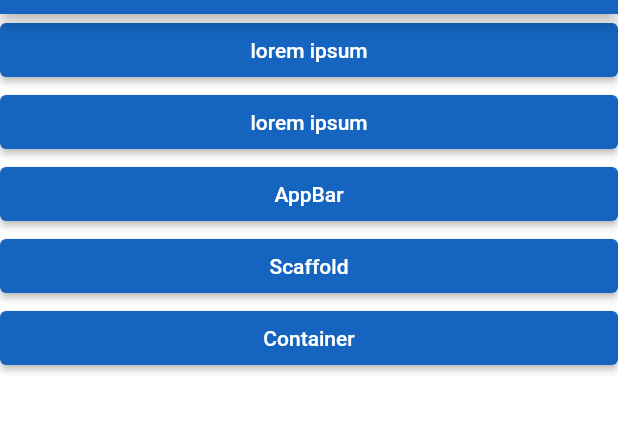
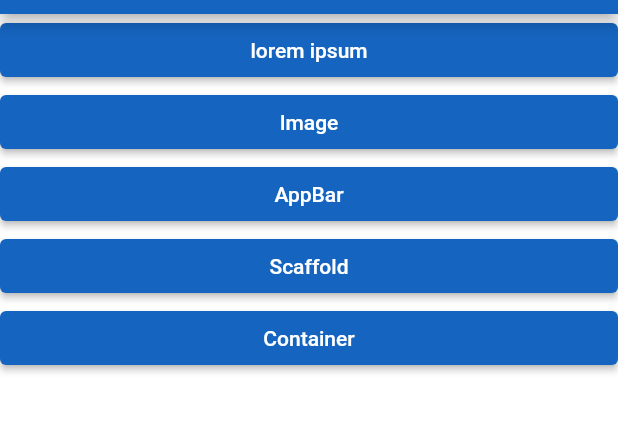
Before and after one commit to dscpesu/FlutterFolio, a Flutter app: the screen it shows after launch, on a phone screen of 412 x 824 dp, the part 70-501 px from its top. Run offline on Flutter 3.47's test engine with Material 2 defaults, Android fonts, the phone set to English and light mode, and no system bars; our stand-ins replace flutter_highlight.

Commit message:
added image widget

```diff
--- a/lib/data/widget_data.dart
+++ b/lib/data/widget_data.dart
@@ -10,12 +10,33 @@ List<WidgetModel> widgetData = [
     codeSnippet: '',
   ),
   WidgetModel(
-    name: 'lorem ipsum',
-    description: 'Description for the widget goes here.',
-    imagePath: 'assets/images/widget_image.png',
-    outputImage: '',
-    codeSnippet: '',
-  ),
+    name: 'Image',
+    description: 'The Image widget in Flutter is a fundamental component used to display images within an application. It provides a seamless way to incorporate visual content, such as icons, photographs, or graphics, into the user interface.',
+    imagePath: 'assets/images/image/image.png',
+    outputImage: 'assets/images/image/image_op.png',
+    codeSnippet: '''import 'package:flutter/material.dart';
+
+class HomePage extends StatelessWidget {
+  @override
+  Widget build(BuildContext context) {
+    return Scaffold(
+      body: Center(
+        child: ClipRRect(
+          borderRadius: BorderRadius.circular(20),
+          child: Container(
+            height: 300,
+            width: 300,
+            color: Colors.blue,
+            child: Image.asset(
+              'lib/images/playstation.jpg',
+              fit: BoxFit.fill,),
+          ),
+        ),
+      ),
+    );
+  }
+}
+  '''),
   WidgetModel(
       name: 'AppBar',
       description:
--- a/pubspec.yaml
+++ b/pubspec.yaml
@@ -67,6 +67,8 @@ flutter:
     - assets/images/scaffold/scaffold.png
     - assets/images/container/container.png
     - assets/images/container/container_op.png
+    - assets/images/image/image.png
+    - assets/images/image/image_op.png
   #   - images/a_dot_ham.jpeg
 
   # An image asset can refer to one or more resolution-specific "variants", see
```
Also changed, not shown: assets/images/image/image.png (added), assets/images/image/image_op.png (added).
